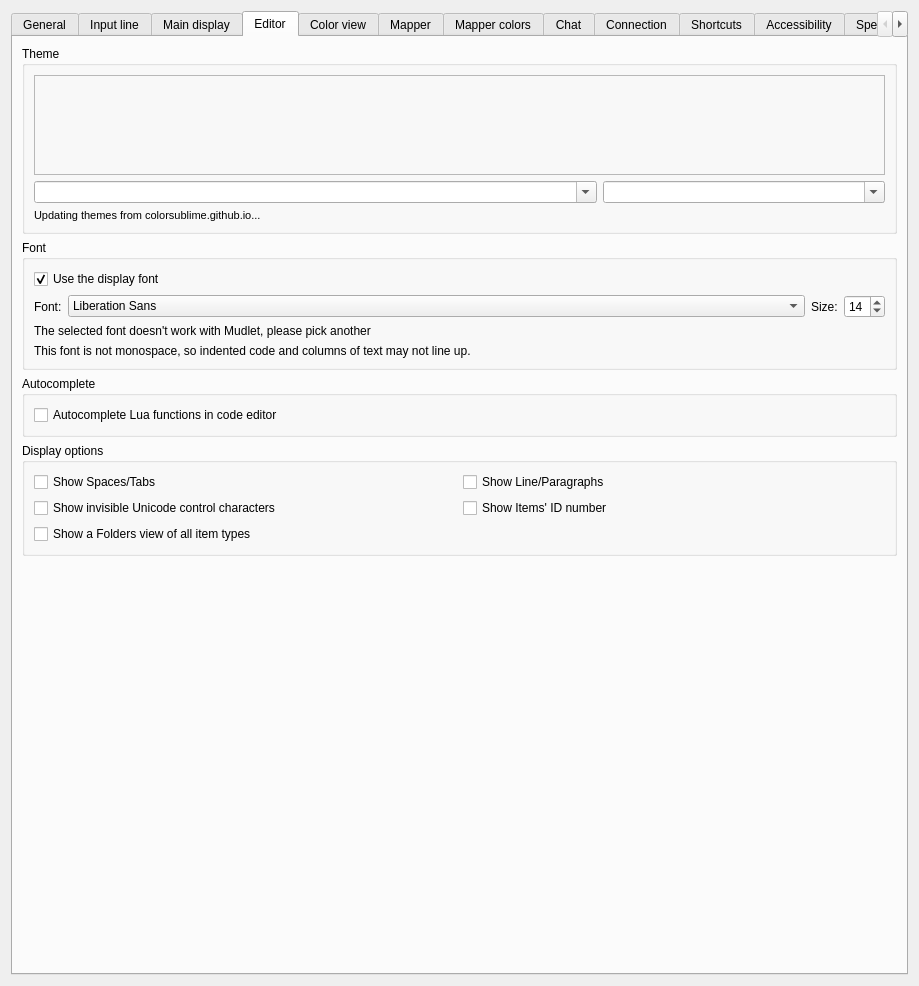
The window that src/ui/profile_preferences.ui (MorquinDevlar/Mudlet) describes before a commit, drawn with Qt 5.
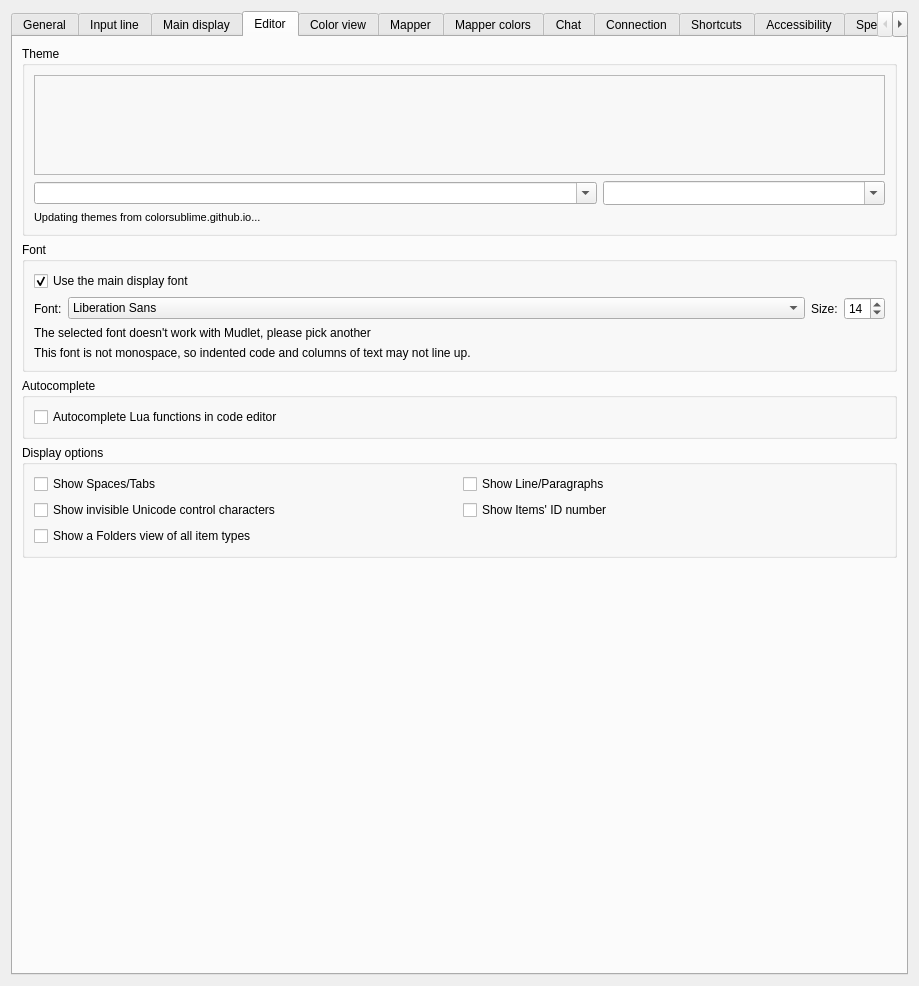
The same window after the commit. The open tabs and pages were chosen to show the change. Icons and pictures are not drawn. Custom widgets are drawn as their Qt base class.

Commit message: Fix: the settings sidebar folds before a page is clipped, and the editor's font switch names the main display

```diff
--- a/src/ui/profile_preferences.ui
+++ b/src/ui/profile_preferences.ui
@@ -1730,7 +1730,10 @@
              <bool>true</bool>
             </property>
             <property name="sizeAdjustPolicy">
-             <enum>QComboBox::SizeAdjustPolicy::AdjustToContents</enum>
+             <enum>QComboBox::SizeAdjustPolicy::AdjustToMinimumContentsLengthWithIcon</enum>
+            </property>
+            <property name="minimumContentsLength">
+             <number>24</number>
             </property>
            </widget>
           </item>
@@ -1767,7 +1770,7 @@
              <string extracomment="Accessibility-friendly description of the Editor settings page option that writes the script editor's code in the font set for the game's text">Shows code, the error messages under it and trigger patterns in the font and size set for the game's text on the Main display page. Untick it to give the script editor a font and size of its own.</string>
             </property>
             <property name="text">
-             <string extracomment="Option on the Editor settings page: when ticked, the script editor's code is written in the font and size of the game's text, set on the Main display page">Use the display font</string>
+             <string extracomment="Option on the Editor settings page: when ticked, the script editor's code is written in the font and size of the game's text, set on the Main display page, so main display is that page's name and is translated as it is">Use the main display font</string>
             </property>
             <property name="checked">
              <bool>true</bool>
```
The commit also changes 4 other files.
